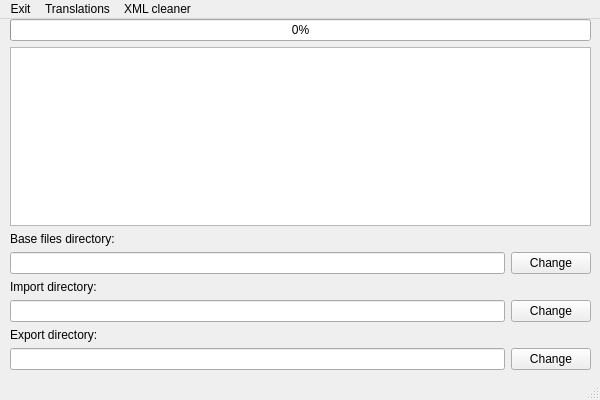
First picture: the form in w_main.ui, repository dbkblk/rand_helper_tools, before the edit.
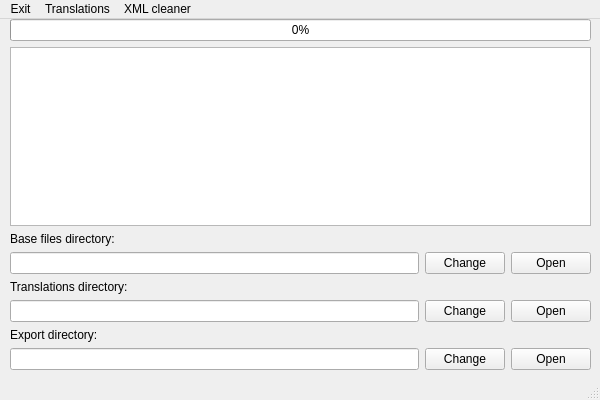
Second picture: the form after the edit.

Commit message: - Add open folder button next to the path settings

Diff of the .ui file:
```diff
--- a/w_main.ui
+++ b/w_main.ui
@@ -68,7 +68,11 @@
        <item>
         <layout class="QHBoxLayout" name="horizontalLayout">
          <item>
-          <widget class="QLineEdit" name="line_baseDir"/>
+          <widget class="QLineEdit" name="line_baseDir">
+           <property name="readOnly">
+            <bool>true</bool>
+           </property>
+          </widget>
          </item>
          <item>
           <widget class="QPushButton" name="bt_baseDirChange">
@@ -77,19 +81,30 @@
            </property>
           </widget>
          </item>
+         <item>
+          <widget class="QPushButton" name="bt_openBaseDir">
+           <property name="text">
+            <string>Open</string>
+           </property>
+          </widget>
+         </item>
         </layout>
        </item>
        <item>
         <widget class="QLabel" name="label_3">
          <property name="text">
-          <string>Import directory:</string>
+          <string>Translations directory:</string>
          </property>
         </widget>
        </item>
        <item>
         <layout class="QHBoxLayout" name="horizontalLayout_3">
          <item>
-          <widget class="QLineEdit" name="line_importDir"/>
+          <widget class="QLineEdit" name="line_importDir">
+           <property name="readOnly">
+            <bool>true</bool>
+           </property>
+          </widget>
          </item>
          <item>
           <widget class="QPushButton" name="bt_importDirChange">
@@ -98,6 +113,13 @@
            </property>
           </widget>
          </item>
+         <item>
+          <widget class="QPushButton" name="bt_openTranslDir">
+           <property name="text">
+            <string>Open</string>
+           </property>
+          </widget>
+         </item>
         </layout>
        </item>
        <item>
@@ -110,7 +132,11 @@
        <item>
         <layout class="QHBoxLayout" name="horizontalLayout_2">
          <item>
-          <widget class="QLineEdit" name="line_exportDir"/>
+          <widget class="QLineEdit" name="line_exportDir">
+           <property name="readOnly">
+            <bool>true</bool>
+           </property>
+          </widget>
          </item>
          <item>
           <widget class="QPushButton" name="bt_exportDirChange">
@@ -119,6 +145,13 @@
            </property>
           </widget>
          </item>
+         <item>
+          <widget class="QPushButton" name="bt_openExportDir">
+           <property name="text">
+            <string>Open</string>
+           </property>
+          </widget>
+         </item>
         </layout>
        </item>
       </layout>
```
The commit also changes 2 other files.
